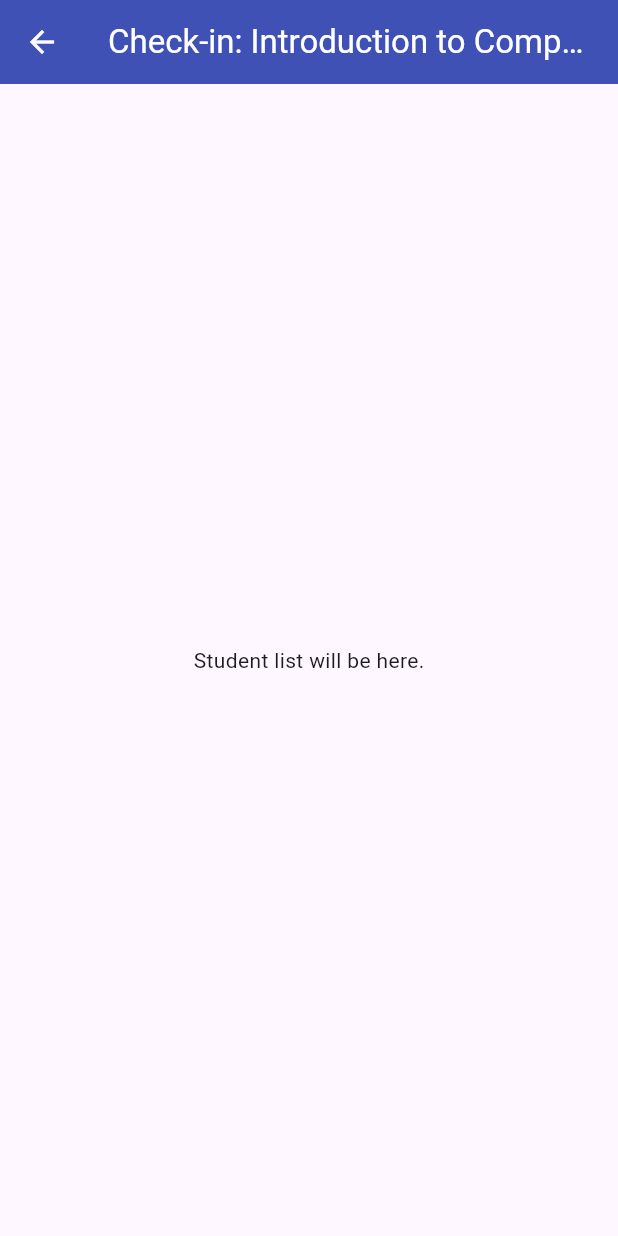
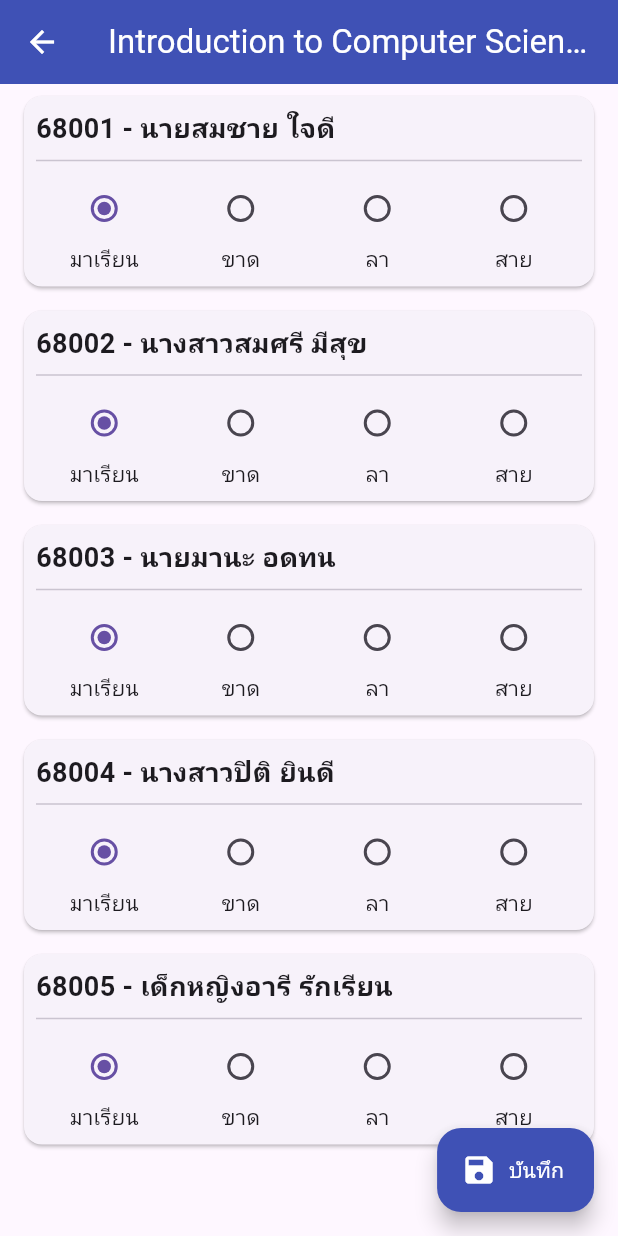
Before and after one commit to 681102106-ux/auto_checkin, a Flutter app: the screen it shows after launch, after a tap on "ล็อกอิน", after a tap on "Introduction to Computer Science", on a phone screen of 412 x 824 dp. Run offline on Flutter 3.47's test engine with Material 3 defaults, Android fonts, the phone set to English and light mode, and no system bars.

Commit message:
add student role and testing check( bug )

```diff
--- /dev/null
+++ b/lib/models/student.dart
@@ -0,0 +1,6 @@
+class Student {
+  final String id;
+  final String name;
+
+  Student({required this.id, required this.name});
+}
--- a/lib/screens/check_in_screen.dart
+++ b/lib/screens/check_in_screen.dart
@@ -1,22 +1,144 @@
 import 'package:flutter/material.dart';
-import '../models/course.dart'; // Import พิมพ์เขียวเข้ามาด้วย
+import '../models/course.dart';
+import '../models/student.dart';
+import '../models/attendance.dart';
 
-class CheckInScreen extends StatelessWidget {
-  // 1. สร้าง "ช่องรับ" ข้อมูลวิชาจากหน้า Home
+class CheckInScreen extends StatefulWidget {
   final Course course;
 
   const CheckInScreen({super.key, required this.course});
 
   @override
+  State<CheckInScreen> createState() => _CheckInScreenState();
+}
+
+class _CheckInScreenState extends State<CheckInScreen> {
+  // 1. สร้าง "ข้อมูลจำลอง" ของนักเรียนในวิชานี้
+  final List<Student> _students = [
+    Student(id: '68001', name: 'นายสมชาย ใจดี'),
+    Student(id: '68002', name: 'นางสาวสมศรี มีสุข'),
+    Student(id: '68003', name: 'นายมานะ อดทน'),
+    Student(id: '68004', name: 'นางสาวปิติ ยินดี'),
+    Student(id: '68005', name: 'เด็กหญิงอารี รักเรียน'),
+  ];
+
+  // 2. สร้าง "สมุดจด" เพื่อบันทึกสถานะของนักเรียนแต่ละคน
+  // Key คือ ID ของนักเรียน, Value คือสถานะการเข้าเรียน
+  // เราจะตั้งค่าเริ่มต้นให้ทุกคนเป็น "มาเรียน" (present)
+  Map<String, AttendanceStatus> _attendanceData = {};
+
+  // initState คือฟังก์ชันที่จะทำงานแค่ "ครั้งเดียว" ตอนที่หน้านี้ถูกเปิดขึ้นมา
+  @override
+  void initState() {
+    super.initState();
+    // วนลูปเพื่อตั้งค่าสถานะเริ่มต้นให้นักเรียนทุกคน
+    for (var student in _students) {
+      _attendanceData[student.id] = AttendanceStatus.present;
+    }
+  }
+
+  @override
   Widget build(BuildContext context) {
     return Scaffold(
       appBar: AppBar(
-        // 2. แสดงชื่อวิชาที่ได้รับมาบน AppBar
-        title: Text('Check-in: ${course.name}'),
+        title: Text(
+          widget.course.name,
+        ), // widget.course ใช้เพื่อเข้าถึงข้อมูลจาก class แม่
         backgroundColor: Colors.indigo,
         foregroundColor: Colors.white,
       ),
-      body: const Center(child: Text('Student list will be here.')),
+      body: ListView.builder(
+        itemCount: _students.length,
+        itemBuilder: (context, index) {
+          final student = _students[index];
+
+          // Card ช่วยทำให้ UI ดูมีมิติและแบ่งสัดส่วนได้สวยงาม
+          return Card(
+            margin: const EdgeInsets.symmetric(horizontal: 16, vertical: 8),
+            child: Padding(
+              padding: const EdgeInsets.all(8.0),
+              child: Column(
+                crossAxisAlignment: CrossAxisAlignment.start,
+                children: [
+                  // --- ส่วนแสดงชื่อนักเรียน ---
+                  Text(
+                    '${student.id} - ${student.name}',
+                    style: const TextStyle(
+                      fontSize: 18,
+                      fontWeight: FontWeight.bold,
+                    ),
+                  ),
+                  const Divider(),
+                  // --- ส่วนของ Radio Button ---
+                  Row(
+                    mainAxisAlignment: MainAxisAlignment.spaceAround,
+                    children: [
+                      _buildStatusOption(
+                        student.id,
+                        AttendanceStatus.present,
+                        'มาเรียน',
+                      ),
+                      _buildStatusOption(
+                        student.id,
+                        AttendanceStatus.absent,
+                        'ขาด',
+                      ),
+                      _buildStatusOption(
+                        student.id,
+                        AttendanceStatus.onLeave,
+                        'ลา',
+                      ),
+                      _buildStatusOption(
+                        student.id,
+                        AttendanceStatus.late,
+                        'สาย',
+                      ),
+                    ],
+                  ),
+                ],
+              ),
+            ),
+          );
+        },
+      ),
+      // เพิ่มปุ่มสำหรับ "บันทึก" การเช็คชื่อ
+      floatingActionButton: FloatingActionButton.extended(
+        onPressed: () {
+          // TODO: เพิ่ม Logic การบันทึกข้อมูลลงฐานข้อมูล
+          print(_attendanceData); // แสดงผลข้อมูลการเช็คชื่อใน Console
+          ScaffoldMessenger.of(context).showSnackBar(
+            const SnackBar(content: Text('บันทึกการเช็คชื่อเรียบร้อย!')),
+          );
+        },
+        label: const Text('บันทึก'),
+        icon: const Icon(Icons.save),
+        backgroundColor: Colors.indigo,
+        foregroundColor: Colors.white,
+      ),
+    );
+  }
+
+  // ฟังก์ชันช่วยสร้าง Radio Button เพื่อลดการเขียนโค้ดซ้ำซ้อน
+  Widget _buildStatusOption(
+    String studentId,
+    AttendanceStatus status,
+    String title,
+  ) {
+    return Column(
+      children: [
+        Radio<AttendanceStatus>(
+          value: status,
+          groupValue: _attendanceData[studentId],
+          onChanged: (AttendanceStatus? value) {
+            // setState คือคำสั่งศักดิ์สิทธิ์!
+            // ใช้เพื่อบอกให้ Flutter "สร้าง UI ใหม่" หลังจากข้อมูลเปลี่ยนแปลง
+            setState(() {
+              _attendanceData[studentId] = value!;
+            });
+          },
+        ),
+        Text(title),
+      ],
     );
   }
 }
```
Also changed, not shown: lib/models/attendance.dart (added).
